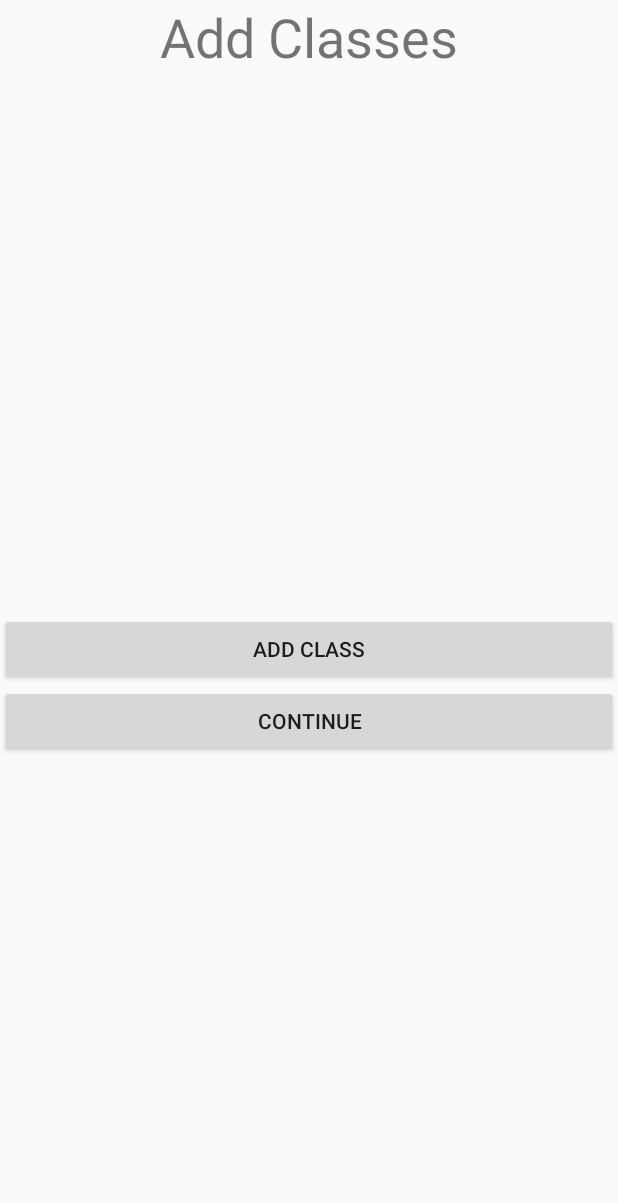
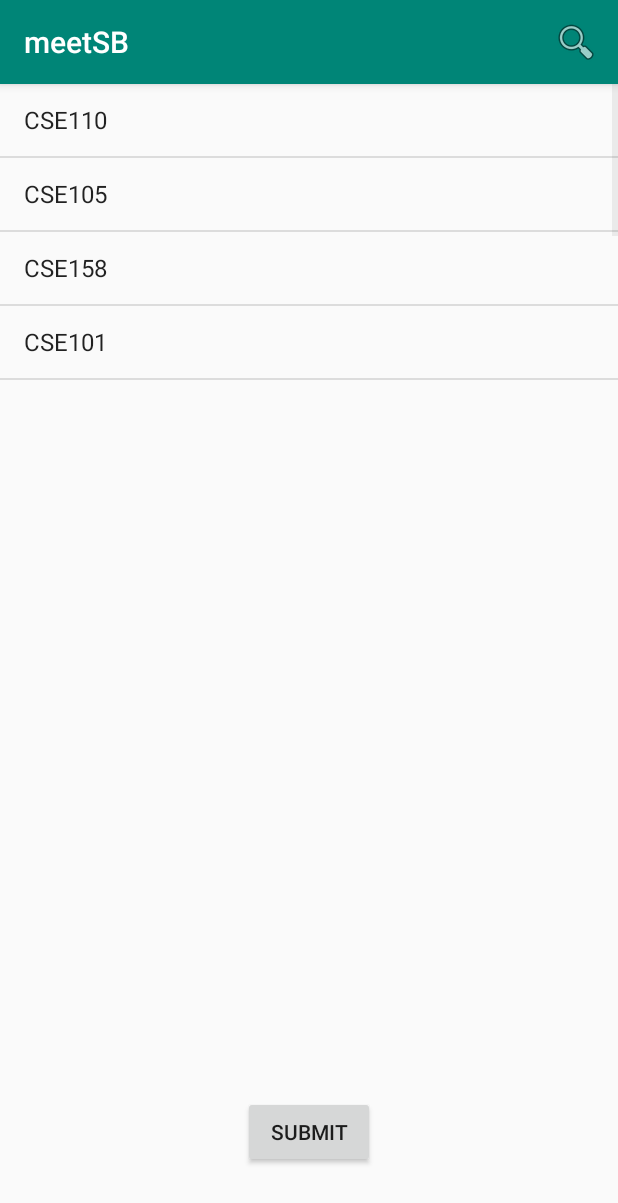
Before and after one commit to SihanSun/MeetSB, an Android app: the ClassInfoActivity screen opened directly, with no data from a screen before it, on a phone screen of 412 x 824 dp. Shown: the top 1203 px of the screen. Run offline under Robolectric (Android 15) with nearby library versions, the phone set to English and light mode, and no system bars.

Commit message:
Added Searchview list

```diff
--- a/app/build.gradle
+++ b/app/build.gradle
@@ -4,7 +4,7 @@ android {
     compileSdkVersion 28
     defaultConfig {
         applicationId "cse110.com.meetsb"
-        minSdkVersion 21
+        minSdkVersion 15
         targetSdkVersion 28
         versionCode 1
         versionName "1.0"
--- a/app/src/main/java/cse110/com/meetsb/ClassInfoActivity.java
+++ b/app/src/main/java/cse110/com/meetsb/ClassInfoActivity.java
@@ -2,23 +2,54 @@ package cse110.com.meetsb;
 
 import android.support.v7.app.AppCompatActivity;
 import android.os.Bundle;
+import android.view.Menu;
+import android.view.MenuInflater;
+import android.view.MenuItem;
 import android.view.View;
+import android.widget.ArrayAdapter;
 import android.widget.Button;
+import android.widget.ListView;
+import android.support.v7.widget.SearchView;
+
+import java.util.ArrayList;
+import java.util.Arrays;
 
 
 public class ClassInfoActivity extends AppCompatActivity {
     Button addClass;
+
+    ArrayAdapter<String> adapter;
     @Override
     protected void onCreate(Bundle savedInstanceState) {
         super.onCreate(savedInstanceState);
         setContentView(R.layout.activity_class_info);
+        ListView lv = (ListView)findViewById(R.id.class_info_listview_classlist);
+        ArrayList<String> arrayClass = new ArrayList<>();
+        arrayClass.addAll(Arrays.asList(getResources().getStringArray(R.array.class_array)));
+        adapter = new ArrayAdapter<>(ClassInfoActivity.this,
+                android.R.layout.simple_list_item_1,
+                arrayClass);
+        lv.setAdapter(adapter);
+    }
 
-        addClass = (Button) findViewById(R.id.class_info_button_addClass);
-        addClass.setOnClickListener(new View.OnClickListener(){
+    @Override
+    public boolean onCreateOptionsMenu(Menu menu) {
+        MenuInflater inflater = getMenuInflater();
+        inflater.inflate(R.menu.search_menu,menu);
+        MenuItem item = menu.findItem(R.id.search_class);
+        SearchView searchView = (SearchView)item.getActionView();
+        searchView.setOnQueryTextListener(new SearchView.OnQueryTextListener() {
             @Override
-            public void onClick(View view) {
+            public boolean onQueryTextSubmit(String query) {
+                return false;
+            }
 
+            @Override
+            public boolean onQueryTextChange(String newText) {
+                adapter.getFilter().filter(newText);
+                return false;
             }
         });
+        return super.onCreateOptionsMenu(menu);
     }
 }
--- a/app/src/main/res/layout/activity_class_info.xml
+++ b/app/src/main/res/layout/activity_class_info.xml
@@ -1,5 +1,5 @@
 <?xml version="1.0" encoding="utf-8"?>
-<LinearLayout xmlns:android="http://schemas.android.com/apk/res/android"
+<RelativeLayout xmlns:android="http://schemas.android.com/apk/res/android"
     xmlns:app="http://schemas.android.com/apk/res-auto"
     xmlns:tools="http://schemas.android.com/tools"
     android:layout_width="match_parent"
@@ -7,35 +7,30 @@
     android:orientation="vertical"
     tools:context=".ClassInfoActivity">
 
-    <TextView
-        android:id="@+id/class_info_textView_title"
+    <ListView
+        android:id="@+id/class_info_listview_classlist"
         android:layout_width="match_parent"
-        android:layout_height="wrap_content"
-        android:layout_weight="0"
-        android:text="Add Classes"
-        android:textAlignment="center"
-        android:textSize="36sp" />
+        android:layout_height="200dp"
+        android:layout_alignParentTop="true"
+        android:layout_weight="0" />
 
-    <TextView
-        android:id="@+id/class_info_textView_classList"
-        android:layout_width="match_parent"
-        android:layout_height="250dp"
-        android:layout_marginTop="80dp"
+    <ListView
+        android:id="@+id/class_info_listview_addedClass"
+        android:layout_width="300dp"
+        android:layout_height="300dp"
+        android:layout_alignParentTop="true"
+        android:layout_marginLeft="40dp"
+        android:layout_marginTop="100dp"
         android:layout_weight="0" />
 
     <Button
-        android:id="@+id/class_info_button_addClass"
-        android:layout_width="match_parent"
+        android:id="@+id/class_info_button_submit"
+        android:layout_width="wrap_content"
         android:layout_height="wrap_content"
-        android:layout_marginTop="30dp"
-        android:layout_weight="0"
-        android:text="Add class" />
+        android:layout_alignParentBottom="true"
+        android:layout_centerHorizontal="true"
+        android:layout_marginBottom="45dp"
+        android:text="Submit" />
 
-    <Button
-        android:id="@+id/class_info_button_continue"
-        android:layout_width="match_parent"
-        android:layout_height="wrap_content"
-        android:layout_weight="0"
-        android:text="Continue" />
 
-</LinearLayout>
+</RelativeLayout>
--- /dev/null
+++ b/app/src/main/res/menu/search_menu.xml
@@ -0,0 +1,11 @@
+<?xml version="1.0" encoding="utf-8"?>
+<menu xmlns:android="http://schemas.android.com/apk/res/android"
+    xmlns:app="http://schemas.android.com/apk/res-auto">
+
+    <item android:id="@+id/search_class"
+        android:title="Search My Class"
+        android:icon="@android:drawable/ic_menu_search"
+        app:actionViewClass="android.support.v7.widget.SearchView"
+        app:showAsAction="always|collapseActionView"
+        app:actionProviderClass="android.support.v7.widget.ShareActionProvider"/>
+</menu>
--- a/app/src/main/res/values/strings.xml
+++ b/app/src/main/res/values/strings.xml
@@ -40,7 +40,6 @@
     <string name="gender_prompt">Choose a gender</string>
 
     <string-array name="class_array">
-        <item>Choose a class...</item>
         <item>CSE110</item>
         <item>CSE105</item>
         <item>CSE158</item>
--- a/app/src/main/res/values/styles.xml
+++ b/app/src/main/res/values/styles.xml
@@ -1,7 +1,7 @@
 <resources>
 
     <!-- Base application theme. -->
-    <style name="AppTheme" parent="Theme.AppCompat.Light.NoActionBar">
+    <style name="AppTheme" parent="Theme.AppCompat.Light.DarkActionBar">
         <!-- Customize your theme here. -->
         <item name="colorPrimary">@color/colorPrimary</item>
         <item name="colorPrimaryDark">@color/colorPrimaryDark</item>
```
